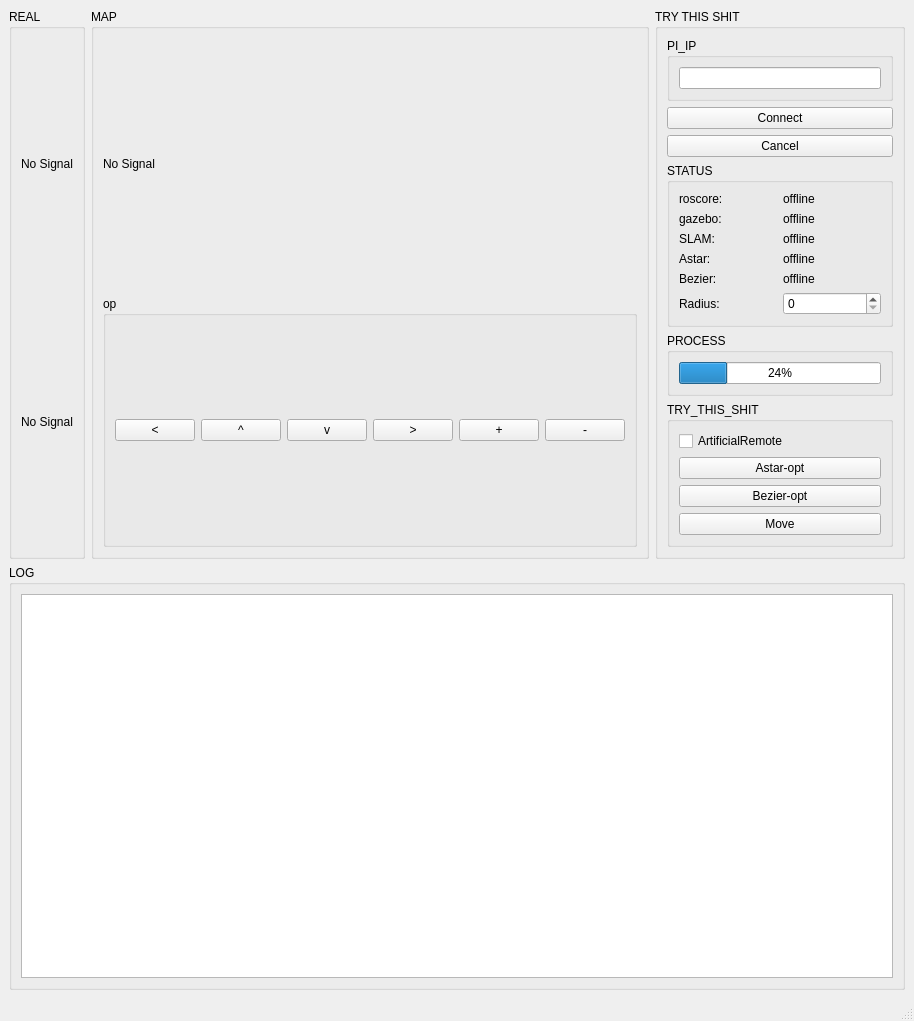
The window that src/my_gui/scripts/designer/untitled.ui (causehhc/mecanum_agv) describes before a commit, drawn with Qt 5.
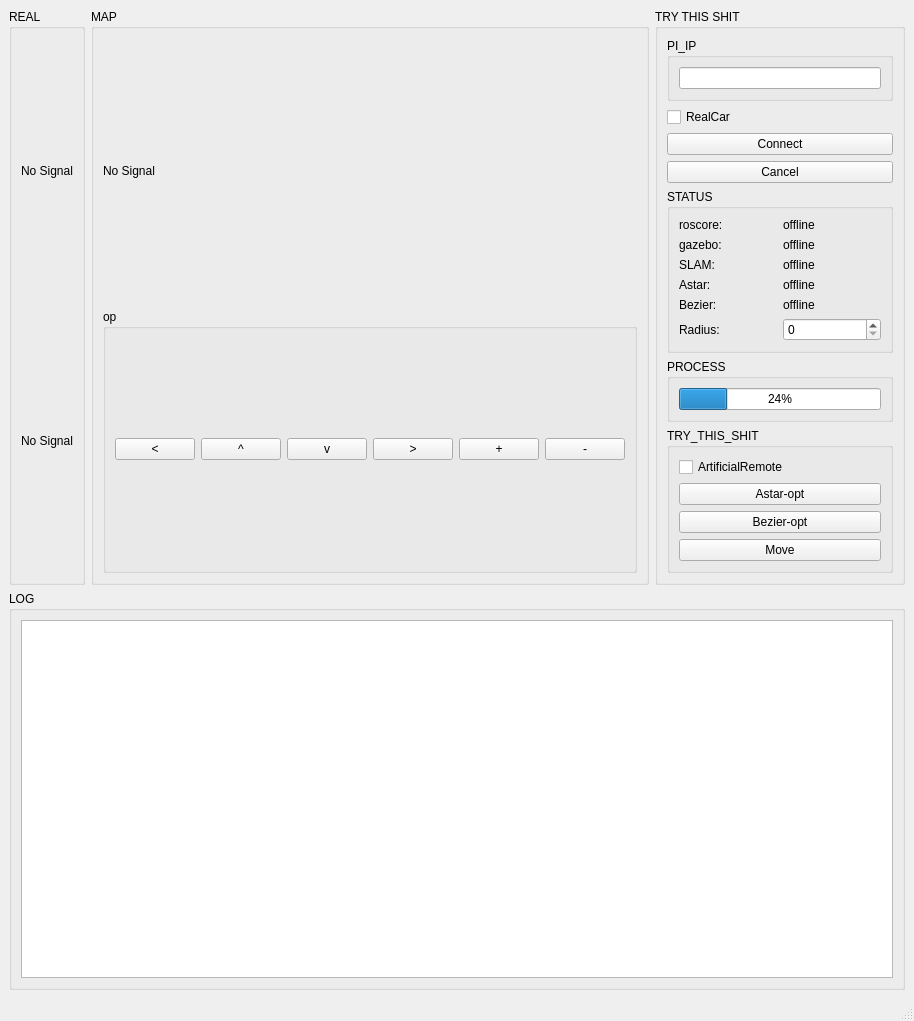
The same window after the commit.

What changed in the file:
```diff
--- a/src/my_gui/scripts/designer/untitled.ui
+++ b/src/my_gui/scripts/designer/untitled.ui
@@ -127,6 +127,13 @@
          </item>
          <item>
           <layout class="QVBoxLayout" name="verticalLayout_9">
+           <item>
+            <widget class="QCheckBox" name="checkBox_real">
+             <property name="text">
+              <string>RealCar</string>
+             </property>
+            </widget>
+           </item>
            <item>
             <widget class="QPushButton" name="pushButton_connect">
              <property name="text">
```
